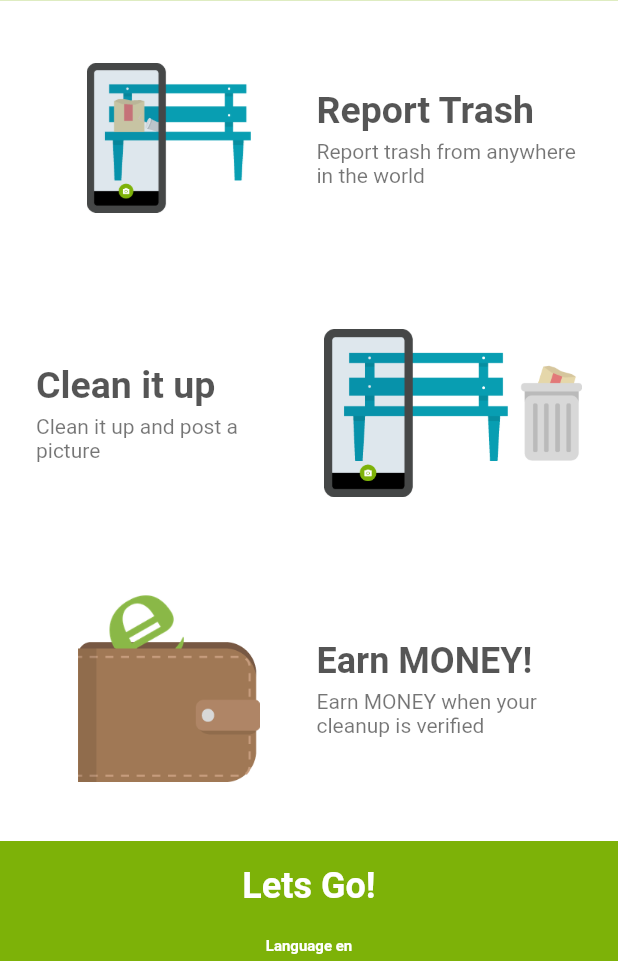
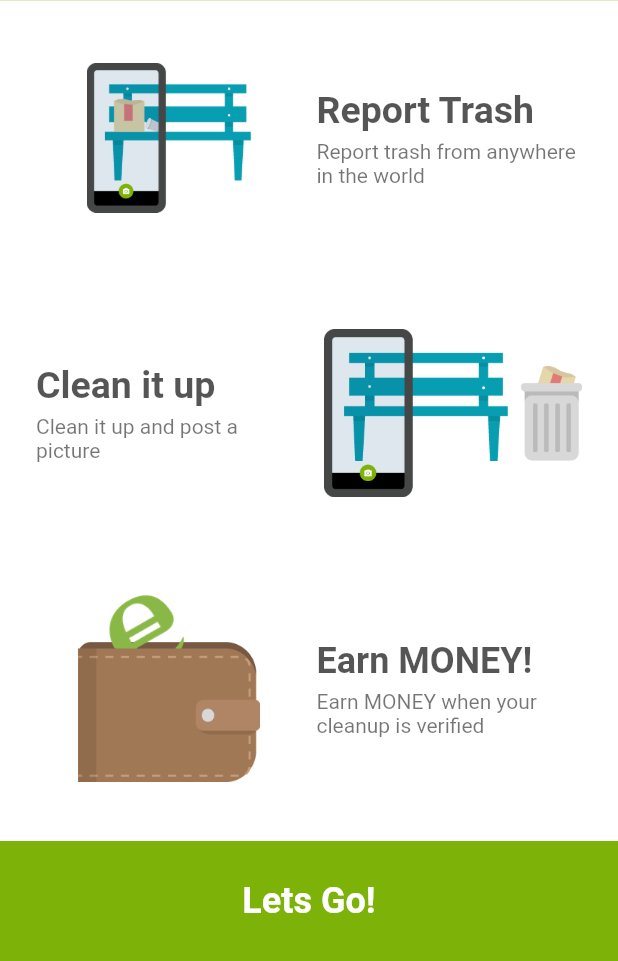
Before and after one commit to haidar786/Flutter, a Flutter app: the screen it shows after launch, on a phone screen of 412 x 824 dp, the part 275-1236 px from its top. Run offline on Flutter 3.47's test engine with Material 2 defaults, Android fonts, the phone set to English and light mode, and no system bars; our stand-ins replace cached_network_image, camera, contacts_service, firebase_messaging, flutter_native_image, font_awesome_flutter and 9 more; missing offline and left inert: barcode_scan, flutter_pagewise, flutter_udid, qr; accounts and stored records are empty.

Commit message:
Update onboard_screen.dart

```diff
--- a/lib/screens/onboard_screen.dart
+++ b/lib/screens/onboard_screen.dart
@@ -150,10 +150,8 @@ class OnboardScreen extends StatelessWidget {
                 await Navigator.pushReplacement(context,
                     MaterialPageRoute(builder: (ctx) => LoginScreen()));
               },
-              child: Column(
-                children: <Widget>[
-                  Container(
-                    height: 60,
+              child: Container(
+                height: 80,
                 color: emralsColor(),
                 child: Center(
                     child: Text(
@@ -164,22 +162,6 @@ class OnboardScreen extends StatelessWidget {
                       fontWeight: FontWeight.bold),
                 )),
               ),
-                  Container(
-                    height: 20,
-                    color: emralsColor(),
-                    child: Center(
-                        child: Text(
-                      AppLocalizations.of(context).language +
-                          " " +
-                          myLocale.toString(),
-                      style: TextStyle(
-                          color: Colors.white,
-                          fontSize: 10,
-                          fontWeight: FontWeight.bold),
-                    )),
-                  ),
-                ],
-              ),
             )
           ],
         ),
```
Lines whose indentation alone changed are shown as unchanged.
